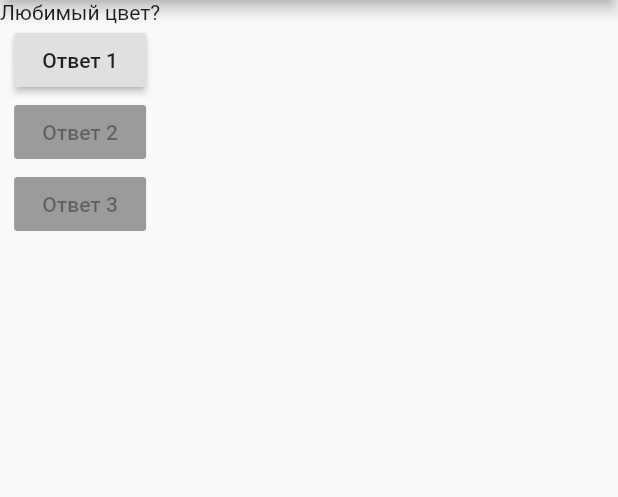
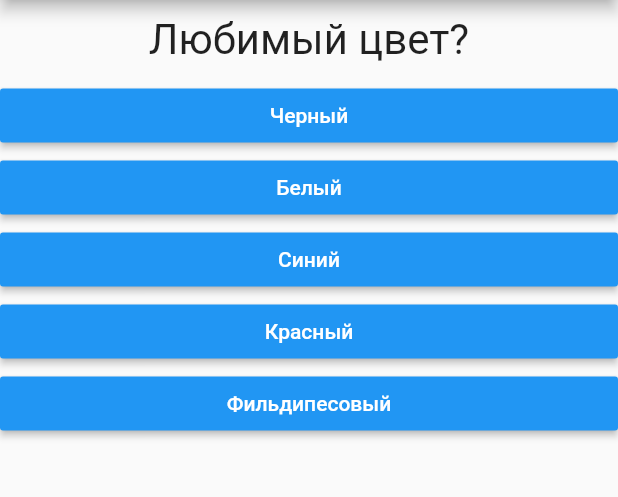
Before and after one commit to frostworm/flutter_tutorial_app, a Flutter app: the screen it shows after launch, on a phone screen of 412 x 824 dp, the part 84-581 px from its top. Run offline on Flutter 3.47's test engine with Material 2 defaults, Android fonts, the phone set to English and light mode, and no system bars.

Commit message:
Serialis questions

```diff
--- /dev/null
+++ b/lib/answer.dart
@@ -0,0 +1,18 @@
+import 'package:flutter/material.dart';
+
+class Answer extends StatelessWidget {
+  final Function selectHandler;
+  final String answerText;
+  Answer(this.selectHandler, this.answerText);
+  @override
+  Widget build(BuildContext context) {
+    return Container(
+      width: double.infinity,
+      child: RaisedButton(
+          color: Colors.blue,
+          textColor: Colors.white,
+          child: Text(answerText),
+          onPressed: selectHandler),
+    );
+  }
+}
--- a/lib/main.dart
+++ b/lib/main.dart
@@ -1,5 +1,6 @@
 import 'package:flutter/material.dart';
 import 'package:flutter_tutorial_app/questions.dart';
+import 'package:flutter_tutorial_app/answer.dart';
 
 void main(List<String> args) {
   runApp(MyApp());
@@ -12,21 +13,34 @@ class MyApp extends StatefulWidget {
   }
 }
 
+final questions = const [
+  {
+    'questionText': 'Любимый цвет?',
+    'answers': ['Черный', 'Белый', 'Синий', 'Красный', 'Фильдипесовый']
+  },
+  {
+    'questionText': 'Любимое животное?',
+    'answers': ['Собака', 'Кошка', 'Ёж', 'Лошадь', 'Коза']
+  },
+  {
+    'questionText': 'Любымое блюдо?',
+    'answers': ['Пельмени', 'Суши', 'Макароны', 'Лошадь в кляре', 'Молоко']
+  },
+];
+
 class _MyAppState extends State<MyApp> {
   var _questionIndex = 0;
   void _answerQuestion() {
     setState(() {
-      _questionIndex += 1;
+      if (_questionIndex < questions.length) {
+        _questionIndex += 1;
+      }
       print(_questionIndex);
     });
   }
 
   @override
   Widget build(BuildContext context) {
-    var questions = [
-      'Любимый цвет?',
-      'Любимое животное?',
-    ];
     return MaterialApp(
         home: Scaffold(
       appBar: AppBar(
@@ -34,19 +48,11 @@ class _MyAppState extends State<MyApp> {
       ),
       body: Column(
         children: [
-          Question(questions[_questionIndex]),
-          RaisedButton(
-            child: Text('Ответ 1'),
-            onPressed: _answerQuestion,
-          ),
-          RaisedButton(
-            child: Text('Ответ 2'),
-            onPressed: null,
-          ),
-          RaisedButton(
-            child: Text('Ответ 3'),
-            onPressed: null,
-          ),
+          Question(questions[_questionIndex]['questionText']),
+          ...(questions[_questionIndex]['answers'] as List<String>)
+              .map((answer) {
+            return Answer(_answerQuestion, answer);
+          }).toList()
         ],
       ),
     ));
--- a/lib/questions.dart
+++ b/lib/questions.dart
@@ -5,6 +5,14 @@ class Question extends StatelessWidget {
   Question(this.questionText);
   @override
   Widget build(BuildContext context) {
-    return Text(questionText);
+    return Container(
+      margin: EdgeInsets.all(10),
+      width: double.infinity,
+      child: Text(
+        questionText,
+        style: TextStyle(fontSize: 28),
+        textAlign: TextAlign.center,
+      ),
+    );
   }
 }
```
